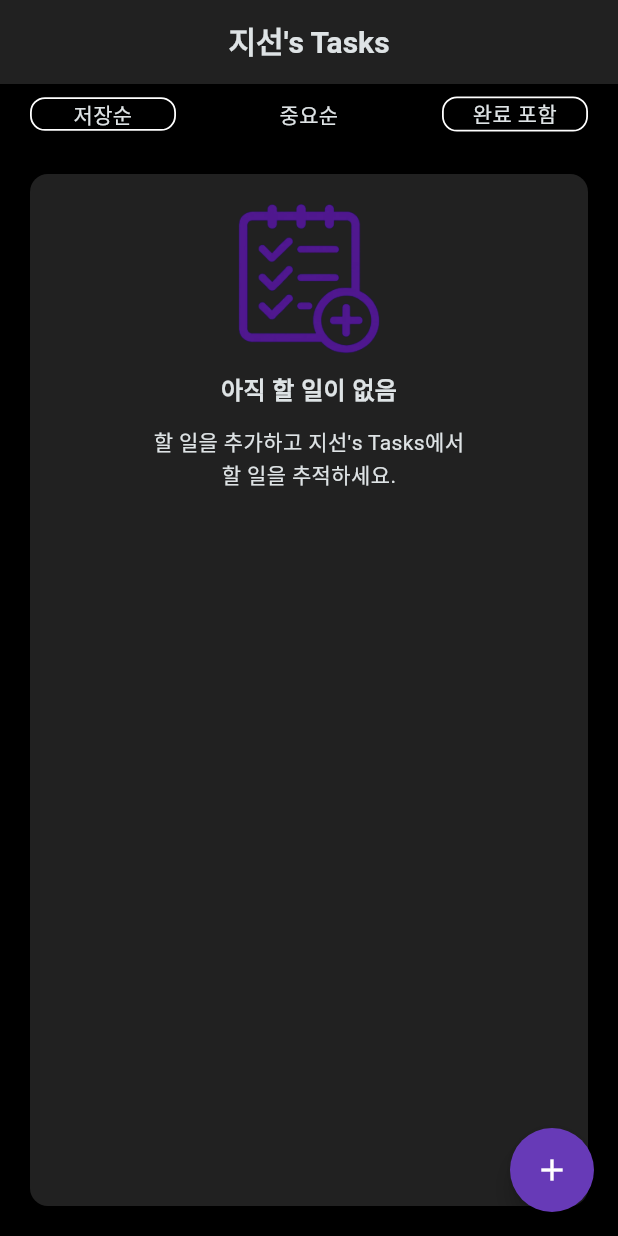
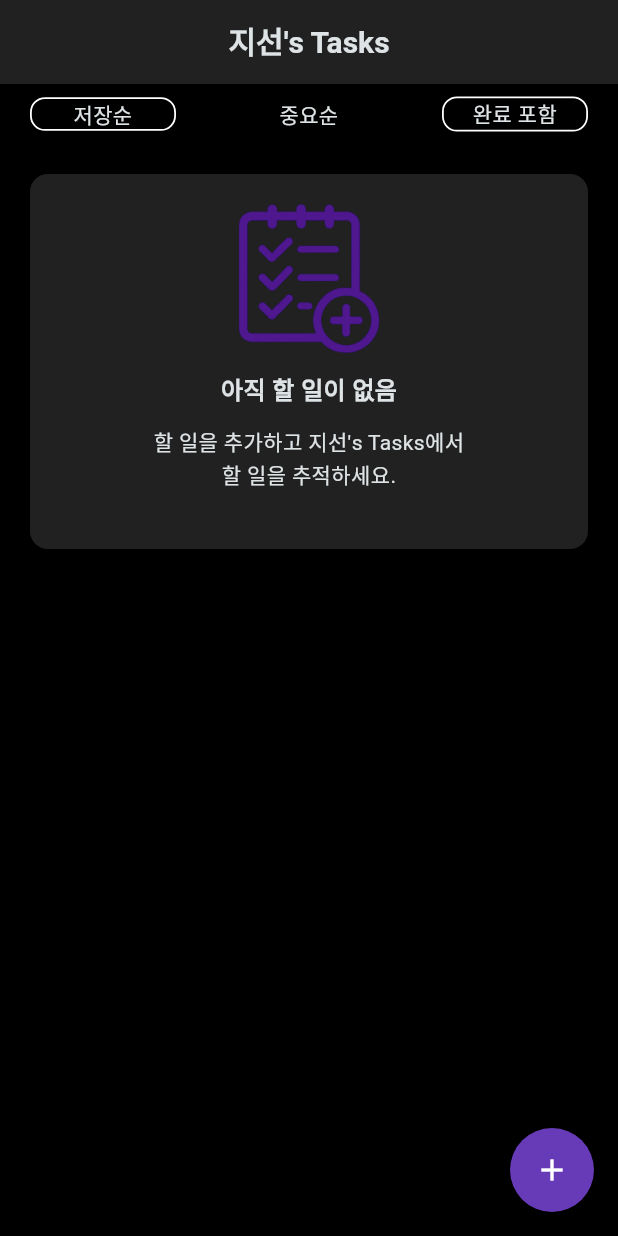
Before and after one commit to kjs333/tasks, a Flutter app: the screen it shows after launch, on a phone screen of 412 x 824 dp. Run offline on Flutter 3.47's test engine with Material 3 defaults, Android fonts, the phone set to English and light mode, and no system bars.

Commit message:
목록 없을 때의 위젯 사이즈 조절

```diff
--- a/tasks/lib/home/home_page.dart
+++ b/tasks/lib/home/home_page.dart
@@ -65,7 +65,7 @@ class _HomePageState extends State<HomePage> {
             ),
           ),
           toDoList.isEmpty
-              ? Expanded(child: NoToDo(widget.titleName))
+              ? NoToDo(widget.titleName)
               : Expanded(child: toDoWidgetList(context)),
         ],
       ),
```
